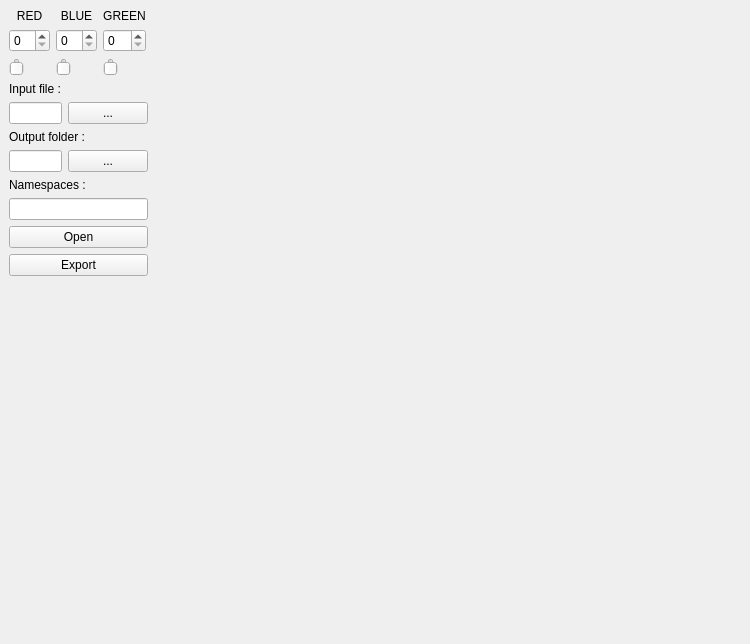
The window that CrossDCC/ui/basicsUI.ui (Acedyn/PipelineToolForDCC) describes before a commit, drawn with Qt 5.
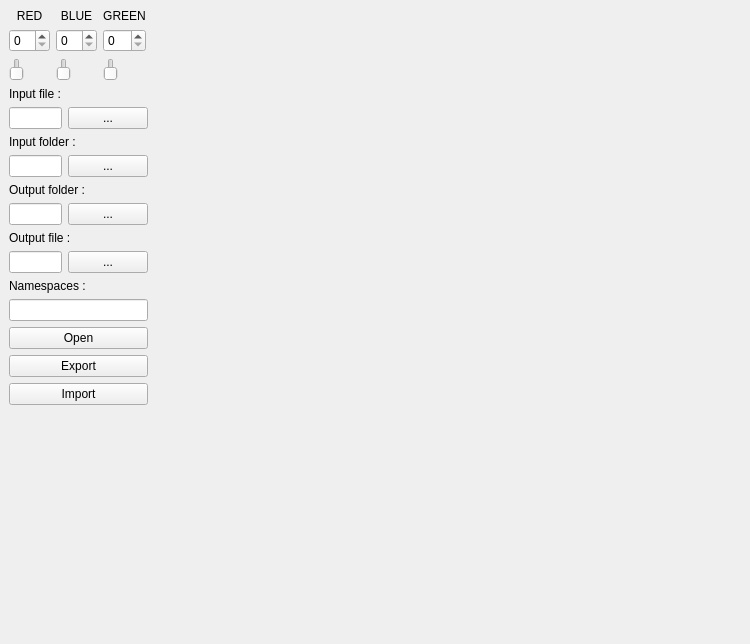
The same window after the commit.

Commit message: feat(noEngine.py): Add the importAbc function

```diff
--- a/CrossDCC/ui/basicsUI.ui
+++ b/CrossDCC/ui/basicsUI.ui
@@ -19,7 +19,7 @@
      <x>9</x>
      <y>9</y>
      <width>139</width>
-     <height>267</height>
+     <height>396</height>
     </rect>
    </property>
    <layout class="QVBoxLayout" name="verticalLayout_5">
@@ -120,6 +120,27 @@
       </item>
      </layout>
     </item>
+    <item>
+     <widget class="QLabel" name="openFolderLabel">
+      <property name="text">
+       <string>Input folder :</string>
+      </property>
+     </widget>
+    </item>
+    <item>
+     <layout class="QHBoxLayout" name="horizontalLayout_4">
+      <item>
+       <widget class="QLineEdit" name="openFolderPath"/>
+      </item>
+      <item>
+       <widget class="QPushButton" name="searchOpenFolderButton">
+        <property name="text">
+         <string>...</string>
+        </property>
+       </widget>
+      </item>
+     </layout>
+    </item>
     <item>
      <widget class="QLabel" name="exporLabel">
       <property name="text">
@@ -141,6 +162,27 @@
       </item>
      </layout>
     </item>
+    <item>
+     <widget class="QLabel" name="exporFileLabel">
+      <property name="text">
+       <string>Output file :</string>
+      </property>
+     </widget>
+    </item>
+    <item>
+     <layout class="QHBoxLayout" name="horizontalLayout_5">
+      <item>
+       <widget class="QLineEdit" name="exportFilePath"/>
+      </item>
+      <item>
+       <widget class="QPushButton" name="searchExportFileButton">
+        <property name="text">
+         <string>...</string>
+        </property>
+       </widget>
+      </item>
+     </layout>
+    </item>
     <item>
      <widget class="QLabel" name="namespacesLabel">
       <property name="text">
@@ -167,6 +209,13 @@
         </property>
        </widget>
       </item>
+      <item>
+       <widget class="QPushButton" name="importButton">
+        <property name="text">
+         <string>Import</string>
+        </property>
+       </widget>
+      </item>
      </layout>
     </item>
    </layout>
```
The commit also changes 7 other files.
